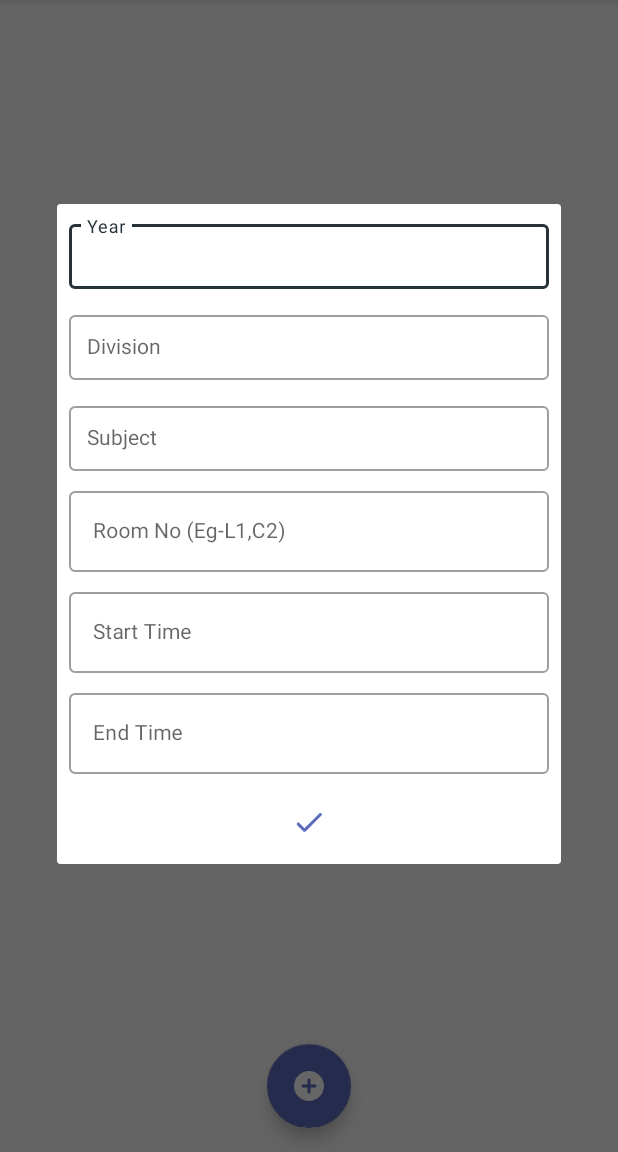
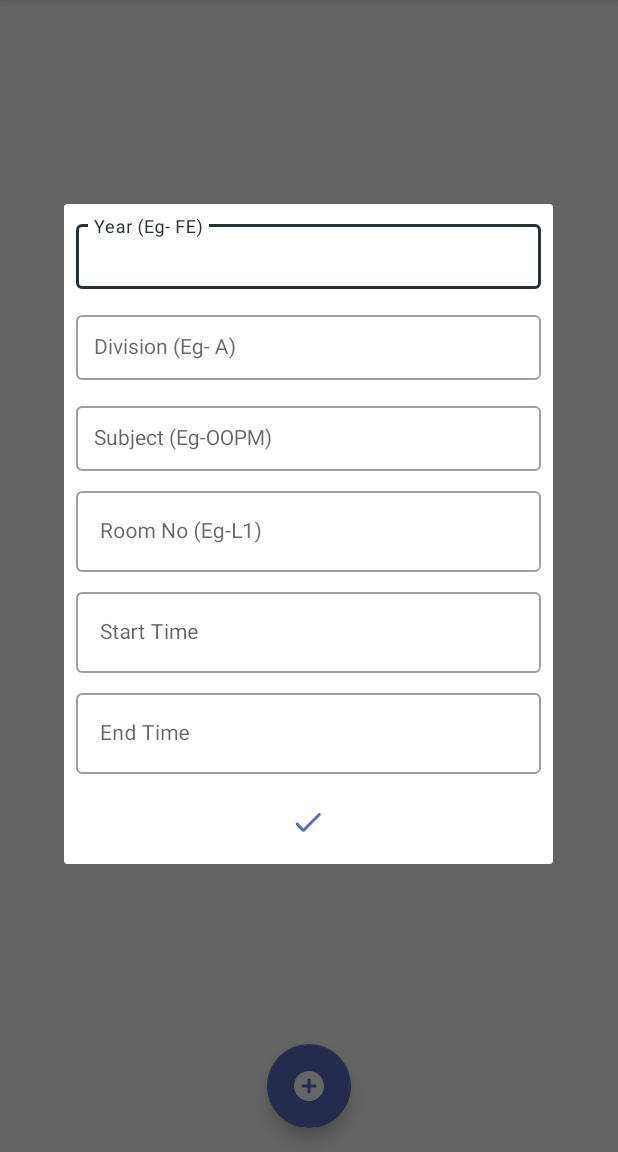
Before and after one commit to djunicode/attendance-android-app, an Android app: the TeacherHome screen opened directly, with no data from a screen before it, after a tap on an icon or button, on a phone screen of 412 x 824 dp, the part 84-1236 px from its top. Run offline under Robolectric (Android 15) with nearby library versions, the phone set to English and light mode, and no system bars; 1 statement that could not run was skipped.

Commit message:
added endpoint for lecture created using form

```diff
--- a/app/src/main/java/io/github/djunicode/attendanceapp/RetrofitInterface.java
+++ b/app/src/main/java/io/github/djunicode/attendanceapp/RetrofitInterface.java
@@ -28,6 +28,9 @@ public interface RetrofitInterface {
     @GET("get-all-subjects-and-divisions/")
     Call<ArrayList<WebDivAndSubjectsForForm>>formSpinnerData(@Header("Authorization")String header);
 
+    @GET("save-lecture-and-get-student-list/{subject}/{batch}/{date}/{startTime}")
+    Call<WebStudents> formStudentList(@Header("Authorization")String header,@Path("subject")String subject,@Path("batch")String batch,@Path("date")String date,@Path("startTime")String startTime);
+
     @POST("generic-login/")
     Call<TokenResponse> login(@Body TokenRequest tokenRequest);
 
--- a/app/src/main/java/io/github/djunicode/attendanceapp/TeacherSide/Adapters/MyLectureListAdapt.java
+++ b/app/src/main/java/io/github/djunicode/attendanceapp/TeacherSide/Adapters/MyLectureListAdapt.java
@@ -64,6 +64,7 @@ public class MyLectureListAdapt extends BaseAdapter{
             public void onClick(View v) {
                 Intent intent = new Intent(inflater.getContext(), PickerActivity.class);
                 intent.putExtra("LectureData", lectureList.get(i));
+                intent.putExtra("type","list");
                 context.startActivity(intent);
             }
         });
--- a/app/src/main/java/io/github/djunicode/attendanceapp/TeacherSide/TeacherHome.java
+++ b/app/src/main/java/io/github/djunicode/attendanceapp/TeacherSide/TeacherHome.java
@@ -96,6 +96,7 @@ public class TeacherHome extends AppCompatActivity implements OnDetailsSaved {
         lectureForm=new Lecture(subject,startTime+":00 - "+endTime+":00",roomNumber,division,year,0);
         Intent intent = new Intent(TeacherHome.this, PickerActivity.class);
         intent.putExtra("LectureData", lectureForm);
+        intent.putExtra("type","form");
         startActivity(intent);
 
     }
--- a/app/src/main/res/layout/fragment_form_dialog.xml
+++ b/app/src/main/res/layout/fragment_form_dialog.xml
@@ -1,22 +1,22 @@
 <?xml version="1.0" encoding="utf-8"?>
 <LinearLayout xmlns:android="http://schemas.android.com/apk/res/android"
-    android:layout_width="wrap_content"
+    android:layout_width="340dp"
     android:layout_height="wrap_content"
     android:orientation="vertical">
 
     <android.support.design.widget.TextInputLayout
         style="@style/Widget.MaterialComponents.TextInputLayout.OutlinedBox"
-        android:layout_width="320dp"
+        android:layout_width="310dp"
         android:layout_height="wrap_content"
         android:layout_marginLeft="8dp"
         android:layout_marginTop="8dp"
         android:layout_marginRight="8dp"
         android:layout_marginBottom="4dp"
-        android:hint="Year">
+        android:hint="Year (Eg- FE)">
 
         <android.support.v7.widget.AppCompatAutoCompleteTextView
             android:id="@+id/year_select"
-            android:layout_width="match_parent"
+            android:layout_width="310dp"
             android:layout_height="wrap_content"
             android:completionThreshold="0"
             android:padding="12dp"
@@ -26,17 +26,17 @@
 
     <android.support.design.widget.TextInputLayout
         style="@style/Widget.MaterialComponents.TextInputLayout.OutlinedBox"
-        android:layout_width="320dp"
+        android:layout_width="310dp"
         android:layout_height="wrap_content"
         android:layout_marginLeft="8dp"
         android:layout_marginTop="8dp"
         android:layout_marginRight="8dp"
         android:layout_marginBottom="4dp"
-        android:hint="Division">
+        android:hint="Division (Eg- A)">
 
         <android.support.v7.widget.AppCompatAutoCompleteTextView
             android:id="@+id/division_select"
-            android:layout_width="match_parent"
+            android:layout_width="310dp"
             android:layout_height="wrap_content"
             android:completionThreshold="0"
             android:padding="12dp"
@@ -46,17 +46,17 @@
 
     <android.support.design.widget.TextInputLayout
         style="@style/Widget.MaterialComponents.TextInputLayout.OutlinedBox"
-        android:layout_width="320dp"
+        android:layout_width="310dp"
         android:layout_height="wrap_content"
         android:layout_marginLeft="8dp"
         android:layout_marginTop="8dp"
         android:layout_marginRight="8dp"
         android:layout_marginBottom="4dp"
-        android:hint="Subject">
+        android:hint="Subject (Eg-OOPM)">
 
         <android.support.v7.widget.AppCompatAutoCompleteTextView
             android:id="@+id/subject_select"
-            android:layout_width="match_parent"
+            android:layout_width="310dp"
             android:layout_height="wrap_content"
             android:completionThreshold="0"
             android:padding="12dp"
@@ -123,7 +123,7 @@
 
     <android.support.design.widget.TextInputLayout
         style="@style/Widget.MaterialComponents.TextInputLayout.OutlinedBox"
-        android:layout_width="match_parent"
+        android:layout_width="310dp"
         android:layout_height="wrap_content"
         android:layout_marginLeft="8dp"
         android:layout_marginTop="4dp"
@@ -134,7 +134,7 @@
         <android.support.design.widget.TextInputEditText
             android:id="@+id/room_input"
             android:inputType="textCapCharacters"
-            android:layout_width="match_parent"
+            android:layout_width="310dp"
             android:layout_height="wrap_content"
             android:imeOptions="actionDone"
             android:maxLines="1"
@@ -144,7 +144,7 @@
 
     <android.support.design.widget.TextInputLayout
         style="@style/Widget.MaterialComponents.TextInputLayout.OutlinedBox"
-        android:layout_width="match_parent"
+        android:layout_width="310dp"
         android:layout_height="wrap_content"
         android:layout_marginLeft="8dp"
         android:layout_marginTop="4dp"
@@ -154,7 +154,7 @@
 
         <android.support.design.widget.TextInputEditText
             android:id="@+id/start_time_input"
-            android:layout_width="match_parent"
+            android:layout_width="310dp"
             android:layout_height="wrap_content"
             android:inputType="time"
             android:textSize="14sp" />
@@ -163,7 +163,7 @@
 
     <android.support.design.widget.TextInputLayout
         style="@style/Widget.MaterialComponents.TextInputLayout.OutlinedBox"
-        android:layout_width="match_parent"
+        android:layout_width="310dp"
         android:layout_height="wrap_content"
         android:layout_marginLeft="8dp"
         android:layout_marginTop="4dp"
@@ -173,7 +173,7 @@
 
         <android.support.design.widget.TextInputEditText
             android:id="@+id/end_time_input"
-            android:layout_width="match_parent"
+            android:layout_width="310dp"
             android:layout_height="wrap_content"
             android:inputType="time"
             android:textSize="14sp" />
--- a/app/src/main/res/values/strings.xml
+++ b/app/src/main/res/values/strings.xml
@@ -5,5 +5,5 @@
     <string name="password">Password</string>
     <string name="log_in">Log In</string>
     <string name="sap_id">SAP ID</string>
-    <string name="room_no_eg_l1_c2">Room No (Eg-L1,C2)</string>
+    <string name="room_no_eg_l1_c2">Room No (Eg-L1)</string>
 </resources>
```
Also changed, not shown: app/src/main/java/io/github/djunicode/attendanceapp/TeacherSide/PickerActivity.java (+54 -4 lines).
